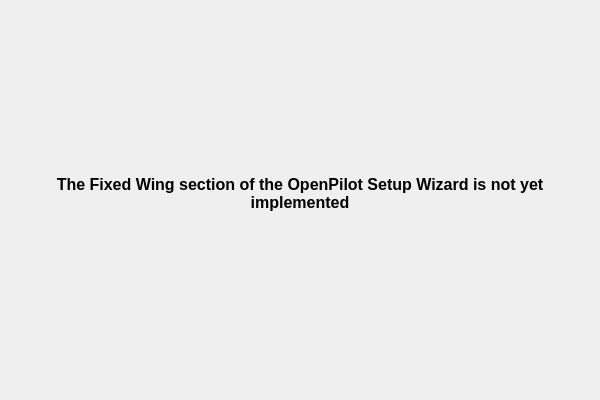
TauLabs/TauLabs, file ground/gcs/src/plugins/setupwizard/pages/fixedwingpage.ui: the form before one commit.
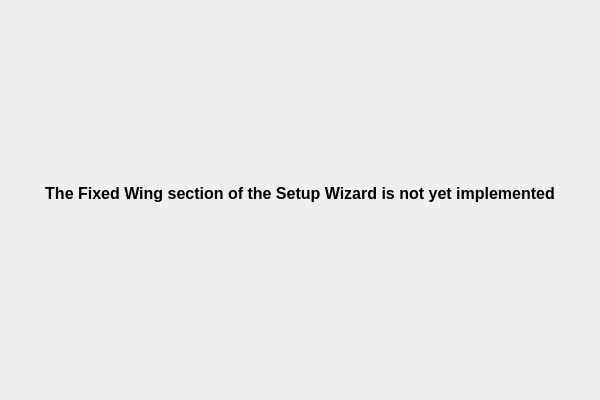
The form after the commit.

Commit message: SetupWizard: update page text

Patch:
```diff
--- a/ground/gcs/src/plugins/setupwizard/pages/fixedwingpage.ui
+++ b/ground/gcs/src/plugins/setupwizard/pages/fixedwingpage.ui
@@ -20,9 +20,9 @@
       <string>&lt;!DOCTYPE HTML PUBLIC &quot;-//W3C//DTD HTML 4.0//EN&quot; &quot;http://www.w3.org/TR/REC-html40/strict.dtd&quot;&gt;
 &lt;html&gt;&lt;head&gt;&lt;meta name=&quot;qrichtext&quot; content=&quot;1&quot; /&gt;&lt;style type=&quot;text/css&quot;&gt;
 p, li { white-space: pre-wrap; }
-&lt;/style&gt;&lt;/head&gt;&lt;body style=&quot; font-family:'MS Shell Dlg 2'; font-size:8.25pt; font-weight:400; font-style:normal;&quot;&gt;
-&lt;p style=&quot; margin-top:0px; margin-bottom:0px; margin-left:0px; margin-right:0px; -qt-block-indent:0; text-indent:0px;&quot;&gt;&lt;span style=&quot; font-size:12pt; font-weight:600;&quot;&gt;The Fixed Wing section of the OpenPilot Setup Wizard is not yet implemented&lt;/span&gt;&lt;/p&gt;
-&lt;p style=&quot;-qt-paragraph-type:empty; margin-top:0px; margin-bottom:0px; margin-left:0px; margin-right:0px; -qt-block-indent:0; text-indent:0px; font-size:8pt;&quot;&gt;&lt;/p&gt;&lt;/body&gt;&lt;/html&gt;</string>
+&lt;/style&gt;&lt;/head&gt;&lt;body style=&quot; font-family:'Lucida Grande'; font-size:13pt; font-weight:400; font-style:normal;&quot;&gt;
+&lt;p style=&quot; margin-top:0px; margin-bottom:0px; margin-left:0px; margin-right:0px; -qt-block-indent:0; text-indent:0px;&quot;&gt;&lt;span style=&quot; font-family:'MS Shell Dlg 2'; font-size:12pt; font-weight:600;&quot;&gt;The Fixed Wing section of the Setup Wizard is not yet implemented&lt;/span&gt;&lt;/p&gt;
+&lt;p style=&quot;-qt-paragraph-type:empty; margin-top:0px; margin-bottom:0px; margin-left:0px; margin-right:0px; -qt-block-indent:0; text-indent:0px; font-family:'MS Shell Dlg 2'; font-size:8pt;&quot;&gt;&lt;br /&gt;&lt;/p&gt;&lt;/body&gt;&lt;/html&gt;</string>
      </property>
      <property name="alignment">
       <set>Qt::AlignCenter</set>
```
The commit also changes 14 other files.
